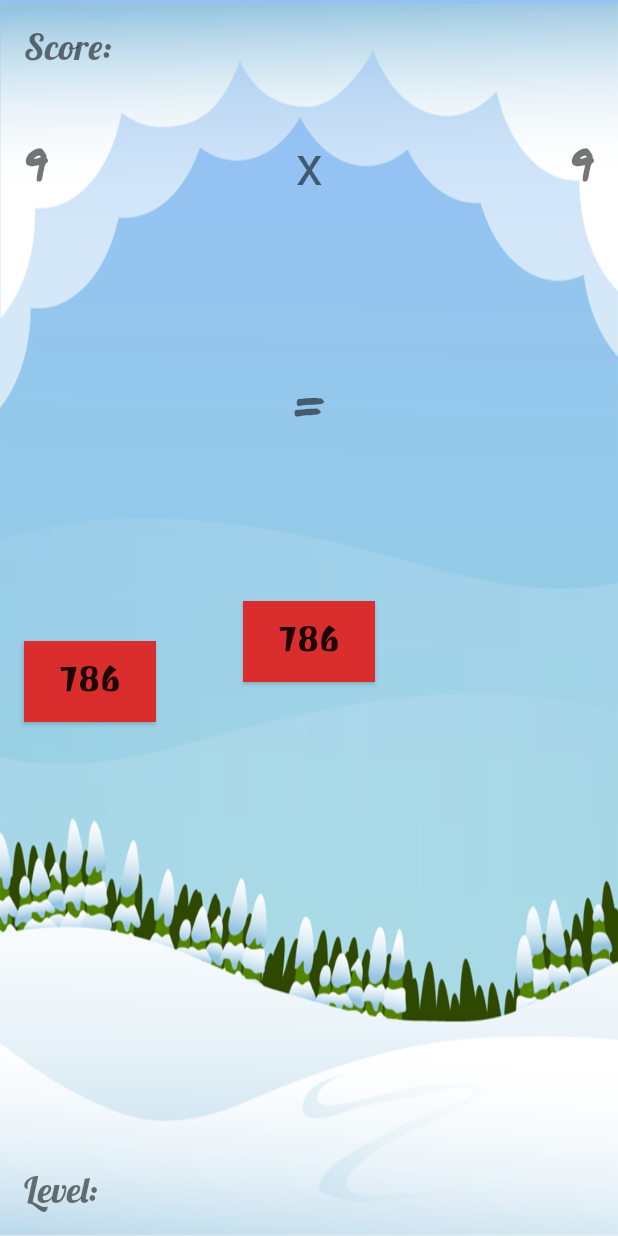
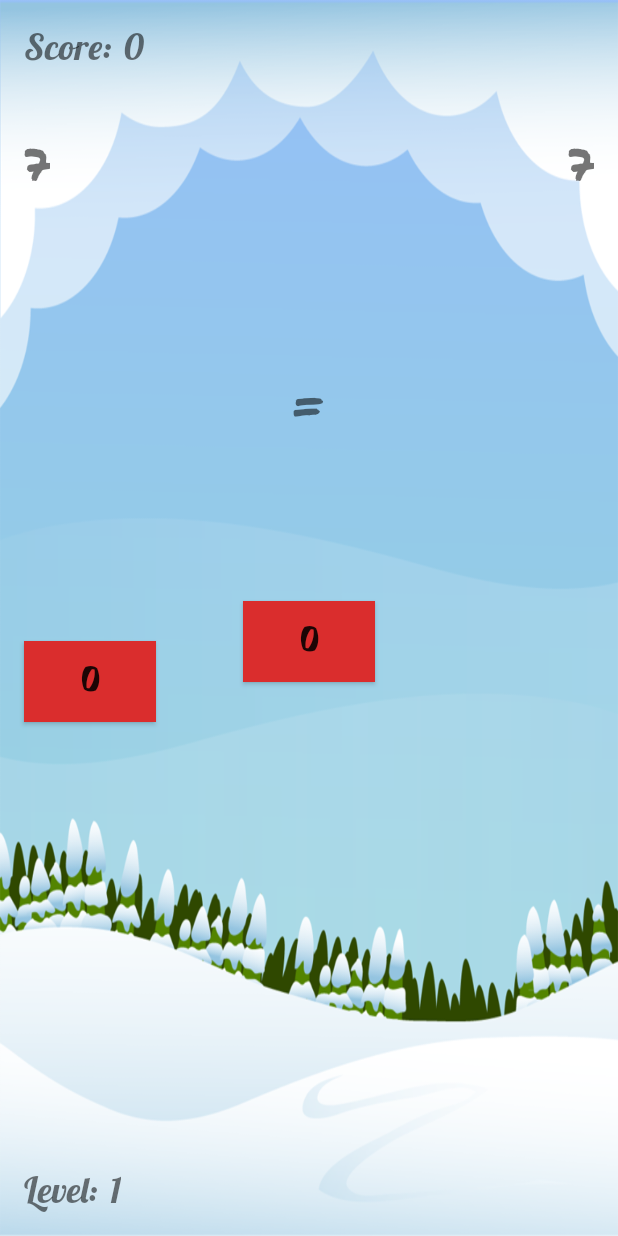
Before and after one commit to electrodragon/Mad_Math, an Android app: the GameActivity screen opened directly, with no data from a screen before it, on a phone screen of 412 x 824 dp. Run offline under Robolectric (Android 15) with nearby library versions, the phone set to English and light mode, and no system bars.

Commit message:
Complete App !

```diff
--- a/app/src/main/java/com/drunk_assassins/madmath/GameActivity.java
+++ b/app/src/main/java/com/drunk_assassins/madmath/GameActivity.java
@@ -2,13 +2,138 @@ package com.drunk_assassins.madmath;
 
 import androidx.appcompat.app.AppCompatActivity;
 
+import android.content.Intent;
+import android.media.AudioManager;
+import android.media.SoundPool;
 import android.os.Bundle;
+import android.util.Log;
+import android.view.View;
+import android.widget.Button;
+import android.widget.TextView;
+import android.widget.Toast;
+
+import com.drunk_assassins.madmath.custom_utils.MyMath;
+
+import java.util.ArrayList;
+import java.util.Collections;
+import java.util.List;
 
 public class GameActivity extends AppCompatActivity {
+
+    TextView currentScore, currentLevel, questionValue1, questionValue2, questionOperator;
+    Button answerChoice1, answerChoice2, answerChoice3;
+
+    private SoundPool mSoundPool;
+    int wrongSoundID, scoreSoundID, levelSoundID;
 
     @Override
     protected void onCreate(Bundle savedInstanceState) {
         super.onCreate(savedInstanceState);
         setContentView(R.layout.activity_game);
+
+        mSoundPool = new SoundPool(3, AudioManager.STREAM_MUSIC, 0);
+
+        wrongSoundID = mSoundPool.load(this, R.raw.wrong_answer, 1);
+        scoreSoundID = mSoundPool.load(this, R.raw.score_up, 1);
+        levelSoundID = mSoundPool.load(this, R.raw.level_up, 1);
+
+        currentScore = findViewById(R.id.currentScore);
+        currentLevel = findViewById(R.id.currentLevel);
+
+        questionValue1 = findViewById(R.id.questionValue1);
+        questionValue2 = findViewById(R.id.questionValue2);
+
+        questionOperator = findViewById(R.id.questionOperator);
+
+        answerChoice1 = findViewById(R.id.answerChoice1);
+        answerChoice2 = findViewById(R.id.answerChoice2);
+        answerChoice3 = findViewById(R.id.answerChoice3);
+
+        questionOperator.setText(getIntent().getStringExtra("QUESTION_TYPE"));
+        createQuestion();
+
+        answerChoice1.setOnClickListener(new View.OnClickListener() {
+            @Override
+            public void onClick(View v) {
+                answerChoice1.setBackgroundResource(R.color.maroon);
+                manageAnswer(answerChoice1.getText().toString());
+
+            }
+        });
+
+        answerChoice2.setOnClickListener(new View.OnClickListener() {
+            @Override
+            public void onClick(View v) {
+                answerChoice2.setBackgroundResource(R.color.maroon);
+                manageAnswer(answerChoice2.getText().toString());
+            }
+        });
+
+        answerChoice3.setOnClickListener(new View.OnClickListener() {
+            @Override
+            public void onClick(View v) {
+                answerChoice3.setBackgroundResource(R.color.maroon);
+                manageAnswer(answerChoice3.getText().toString());
+            }
+        });
+
+
     }
+
+    @Override
+    public void onBackPressed() {
+        startActivity(new Intent(this, MainActivity.class));
+        finish();
+    }
+
+    private void createQuestion() {
+        int lv = Integer.parseInt(currentLevel.getText().toString());
+        int maxRand = (lv > 1) ? 10*lv : 10;
+        int val1 = MyMath.randInt(1, maxRand);
+        int val2 = MyMath.randInt(1, maxRand);
+
+        questionValue1.setText(String.valueOf(val1));
+        questionValue2.setText(String.valueOf(val2));
+
+        List<Integer> answers = new ArrayList();
+        answers.add(MyMath.calculate(val1, val2, questionOperator.getText().toString()));
+        answers.add(MyMath.calculate(val1-1, val2, questionOperator.getText().toString()));
+        answers.add(MyMath.calculate(val1+1, val2, questionOperator.getText().toString()));
+        Collections.shuffle(answers);
+
+        answerChoice1.setText(String.valueOf(answers.get(0)));
+        answerChoice2.setText(String.valueOf(answers.get(1)));
+        answerChoice3.setText(String.valueOf(answers.get(2)));
+
+    }
+
+    private void manageAnswer(String selectedBtnText) {
+
+        int qV1 = Integer.parseInt(questionValue1.getText().toString());
+        int qV2 = Integer.parseInt(questionValue2.getText().toString());
+        String op = questionOperator.getText().toString();
+
+        if (Integer.parseInt(selectedBtnText) == MyMath.calculate(qV1,qV2,op)) {
+            mSoundPool.play(scoreSoundID, 1.0f, 1.0f, 0, 0, 1.0f);
+            currentScore.setText(String.valueOf(Integer.parseInt(currentScore.getText().toString())+1));
+            createQuestion();
+            if (Integer.parseInt(currentScore.getText().toString()) % 10 == 0) {
+                mSoundPool.play(levelSoundID, 1.0f, 1.0f, 0, 0, 1.0f);
+                currentLevel.setText(String.valueOf((Integer.parseInt(currentScore.getText().toString())/10)+1));
+            }
+            unSelectBtns();
+        } else {
+            mSoundPool.play(wrongSoundID, 1.0f, 1.0f, 0, 0, 1.0f);
+            currentScore.setText(R.string.defaultGameScore);
+            currentLevel.setText(R.string.defaultGameLevel);
+        }
+
+    }
+
+    public void unSelectBtns() {
+        answerChoice1.setBackgroundResource(R.color.tomato);
+        answerChoice2.setBackgroundResource(R.color.tomato);
+        answerChoice3.setBackgroundResource(R.color.tomato);
+    }
+
 }
--- /dev/null
+++ b/app/src/main/java/com/drunk_assassins/madmath/custom_utils/MyMath.java
@@ -0,0 +1,31 @@
+package com.drunk_assassins.madmath.custom_utils;
+
+import java.util.Random;
+
+public class MyMath {
+
+    public static int randInt(int min, int max) {
+        Random var = new Random();
+        return var.nextInt((max - min) + 1) + min;
+    }
+
+    public static int calculate(int v1, int v2, String op) {
+        int result = 0;
+
+        switch(op) {
+            case "*":
+                result = v1*v2;
+                break;
+            case "+":
+                result = v1+v2;
+                break;
+            case "-":
+                result = v1-v2;
+                break;
+        }
+
+        return result;
+    }
+
+
+}
--- a/app/src/main/res/layout/activity_game.xml
+++ b/app/src/main/res/layout/activity_game.xml
@@ -27,7 +27,9 @@
         android:id="@+id/currentScore"
         android:layout_width="wrap_content"
         android:layout_height="wrap_content"
+        android:layout_marginStart="8dp"
         android:fontFamily="@font/lobster"
+        android:text="@string/defaultGameScore"
         android:textSize="24sp"
         app:layout_constraintBottom_toBottomOf="@+id/currentScoreString"
         app:layout_constraintStart_toEndOf="@+id/currentScoreString"
@@ -53,7 +55,9 @@
         android:id="@+id/currentLevel"
         android:layout_width="wrap_content"
         android:layout_height="wrap_content"
+        android:layout_marginStart="8dp"
         android:fontFamily="@font/lobster"
+        android:text="@string/defaultGameLevel"
         android:textSize="24sp"
         app:layout_constraintBottom_toBottomOf="@+id/currentLevelString"
         app:layout_constraintStart_toEndOf="@+id/currentLevelString"
@@ -64,7 +68,6 @@
         android:layout_width="wrap_content"
         android:layout_height="wrap_content"
         android:fontFamily="@font/permanent_marker"
-        android:text="@string/testValue"
         android:textSize="30sp"
         app:layout_constraintBottom_toTopOf="@+id/currentLevelString"
         app:layout_constraintStart_toStartOf="@+id/currentScoreString"
@@ -77,7 +80,6 @@
         android:layout_height="wrap_content"
         android:layout_marginEnd="16dp"
         android:fontFamily="@font/permanent_marker"
-        android:text="@string/testValue"
         android:textSize="30sp"
         app:layout_constraintBottom_toBottomOf="@+id/questionValue1"
         app:layout_constraintEnd_toEndOf="parent"
@@ -88,7 +90,6 @@
         android:layout_width="wrap_content"
         android:layout_height="wrap_content"
         android:fontFamily="@font/mashanzheng_regular"
-        android:text="@string/testOperator"
         android:textSize="36sp"
         app:layout_constraintBottom_toBottomOf="@+id/questionValue2"
         app:layout_constraintEnd_toStartOf="@+id/questionValue2"
@@ -115,7 +116,6 @@
         android:background="@color/tomato"
         android:fontFamily="@font/ravi_prakash"
         android:paddingTop="5dp"
-        android:text="@string/testValue2"
         android:textSize="30sp"
         app:layout_constraintBottom_toTopOf="@+id/currentLevelString"
         app:layout_constraintStart_toStartOf="parent"
@@ -129,7 +129,6 @@
         android:background="@color/tomato"
         android:fontFamily="@font/ravi_prakash"
         android:paddingTop="5dp"
-        android:text="@string/testValue2"
         android:textSize="30sp"
         app:layout_constraintBottom_toTopOf="@+id/answerChoice1"
         app:layout_constraintEnd_toEndOf="parent"
@@ -142,7 +141,6 @@
         android:background="@color/tomato"
         android:fontFamily="@font/ravi_prakash"
         android:paddingTop="5dp"
-        android:text="@string/testValue2"
         android:textSize="30sp"
         app:layout_constraintBottom_toBottomOf="@+id/answerChoice3"
         app:layout_constraintEnd_toStartOf="@+id/answerChoice3"
--- a/app/src/main/res/values/strings.xml
+++ b/app/src/main/res/values/strings.xml
@@ -1,9 +1,8 @@
 <resources>
     <string name="app_name">Mad Math</string>
-    <string name="currentScoreString">Score: </string>
-    <string name="currentLevelString">Level: </string>
-    <string name="testValue">9</string>
-    <string name="testOperator">x</string>
-    <string name="testValue2">786</string>
+    <string name="currentScoreString">Score:</string>
+    <string name="currentLevelString">Level:</string>
     <string name="staticEqualSign">=</string>
+    <string name="defaultGameLevel">1</string>
+    <string name="defaultGameScore">0</string>
 </resources>
```
Also changed, not shown: 3 other files.
